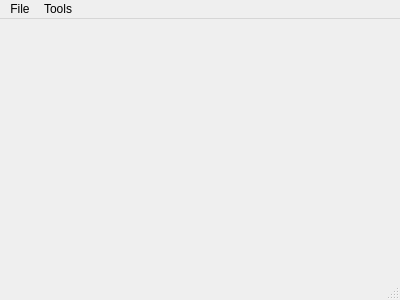
Above: mainwindow.ui from SuWeipeng/ArduPilotLog before the change. Below: the same form after it.
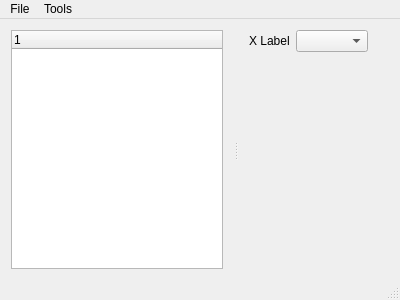
That is the form after the change. Custom widgets are drawn as their Qt base class.

Commit message: 加入布局

The edit to the form file:
```diff
--- a/mainwindow.ui
+++ b/mainwindow.ui
@@ -14,15 +14,69 @@
    <string>MainWindow</string>
   </property>
   <widget class="QWidget" name="centralWidget">
-   <widget class="QCustomPlot" name="widget" native="true">
+   <widget class="QSplitter" name="splitter">
     <property name="geometry">
      <rect>
-      <x>40</x>
-      <y>30</y>
-      <width>251</width>
-      <height>141</height>
+      <x>0</x>
+      <y>0</y>
+      <width>391</width>
+      <height>261</height>
      </rect>
     </property>
+    <property name="orientation">
+     <enum>Qt::Horizontal</enum>
+    </property>
+    <widget class="QWidget" name="gridLayoutWidget_2">
+     <layout class="QGridLayout" name="gridLayout_2">
+      <item row="0" column="0">
+       <widget class="QTreeWidget" name="treeWidget">
+        <column>
+         <property name="text">
+          <string notr="true">1</string>
+         </property>
+        </column>
+       </widget>
+      </item>
+     </layout>
+    </widget>
+    <widget class="QWidget" name="">
+     <layout class="QVBoxLayout" name="verticalLayout" stretch="1,8">
+      <item>
+       <layout class="QHBoxLayout" name="horizontalLayout">
+        <item>
+         <widget class="QLabel" name="label">
+          <property name="text">
+           <string>X Label</string>
+          </property>
+         </widget>
+        </item>
+        <item>
+         <widget class="QComboBox" name="comboBox"/>
+        </item>
+        <item>
+         <spacer name="horizontalSpacer">
+          <property name="orientation">
+           <enum>Qt::Horizontal</enum>
+          </property>
+          <property name="sizeHint" stdset="0">
+           <size>
+            <width>40</width>
+            <height>20</height>
+           </size>
+          </property>
+         </spacer>
+        </item>
+       </layout>
+      </item>
+      <item>
+       <layout class="QGridLayout" name="gridLayout">
+        <item row="0" column="0">
+         <widget class="QCustomPlot" name="widget" native="true"/>
+        </item>
+       </layout>
+      </item>
+     </layout>
+    </widget>
    </widget>
   </widget>
   <widget class="QMenuBar" name="menuBar">
```
The commit also changes 2 other files.
